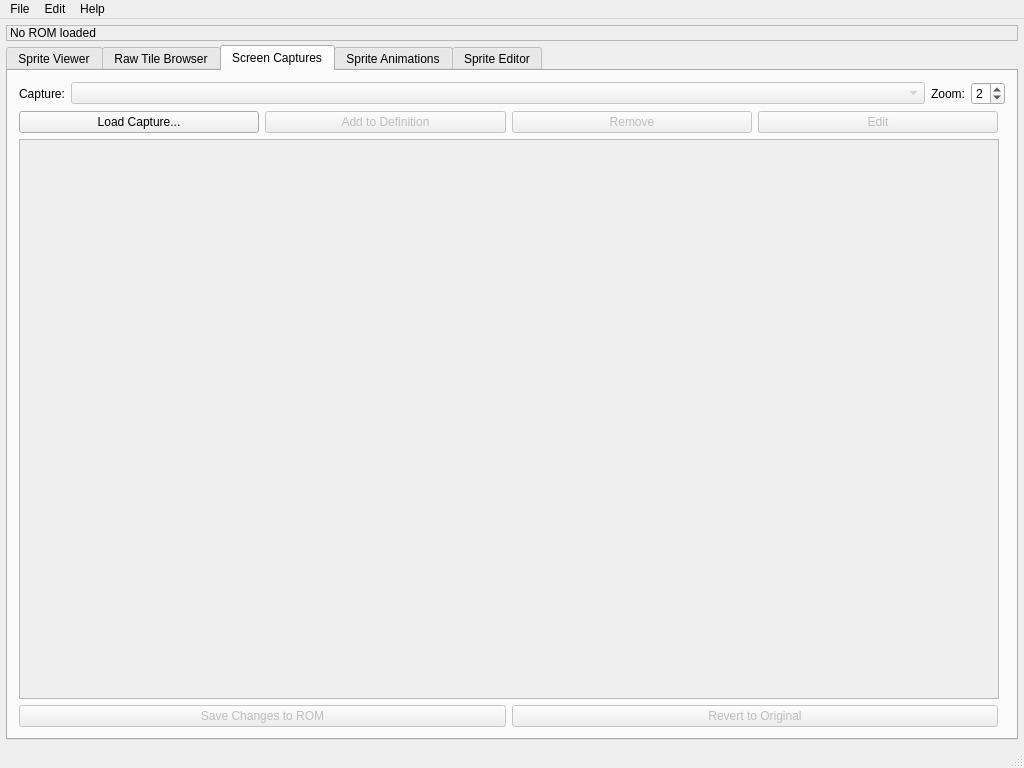
The window that sprite-editor/MainWindow.ui (mwales-ai/genesis-hacking) describes before a commit, drawn with Qt 5.
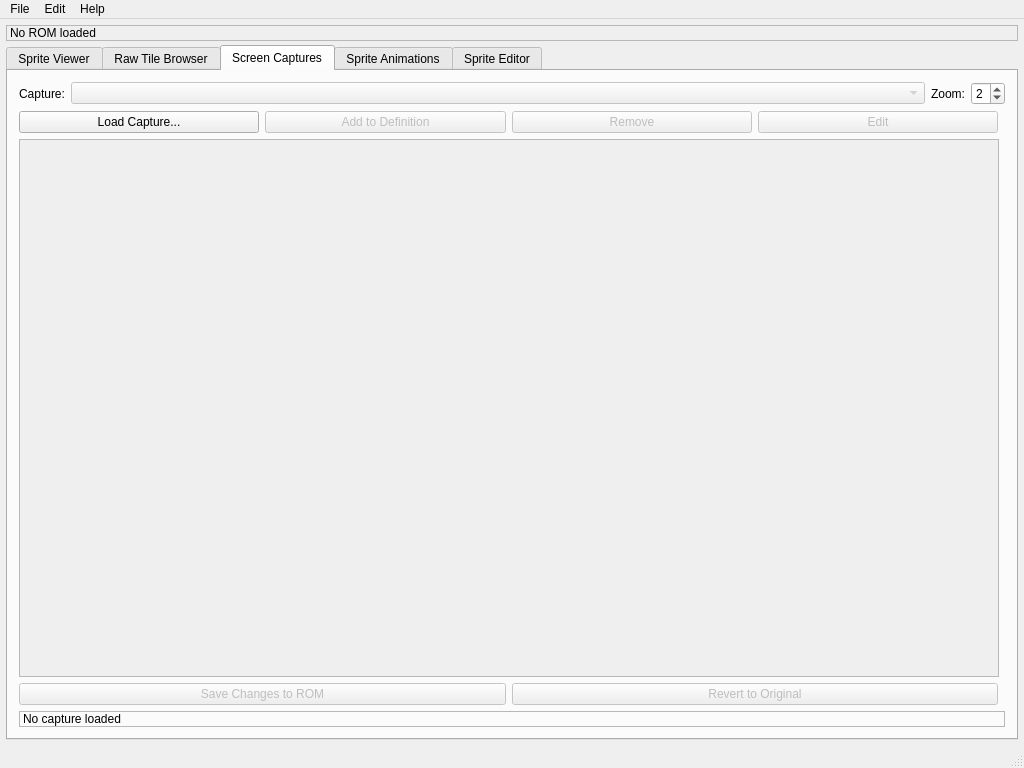
The same window after the commit. The open tabs and pages were chosen to show the change. Custom widgets are drawn as their Qt base class.

Commit message:
Add screen capture status bar, tile hover info, and save feedback
Screen Captures tab improvements:

1. Status label at bottom shows capture stats: total tiles, unique
   patterns, ROM address coverage, palette count and ROM recovery.

2. Hovering over any tile (edit or view mode) updates the status bar
   with tile position, pattern number, palette line, source type,
   and ROM offset. TileMapWidget emits tileHovered signal.

3. Save button now checks isModified() first and reports when no ROM
   changes exist (tiles without ROM addresses can't be saved to ROM).

Patch:
```diff
--- a/sprite-editor/MainWindow.ui
+++ b/sprite-editor/MainWindow.ui
@@ -638,6 +638,20 @@
           </item>
          </layout>
         </item>
+        <!-- Capture status bar -->
+        <item>
+         <widget class="QLabel" name="theCapStatusLabel">
+          <property name="text">
+           <string>No capture loaded</string>
+          </property>
+          <property name="wordWrap">
+           <bool>true</bool>
+          </property>
+          <property name="frameShape">
+           <enum>QFrame::StyledPanel</enum>
+          </property>
+         </widget>
+        </item>
        </layout>
       </widget>
       <!-- ===================== TAB 3: Sprite Collections ===================== -->
```
The commit also changes 5 other files.
